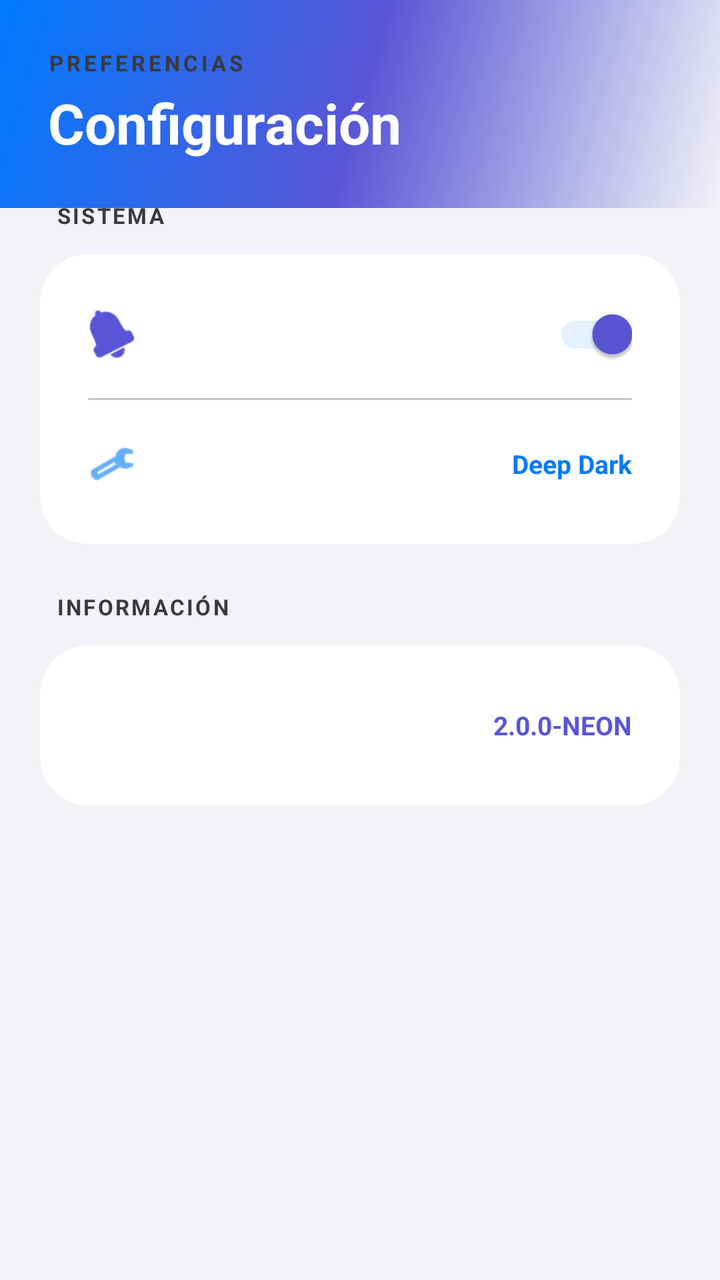
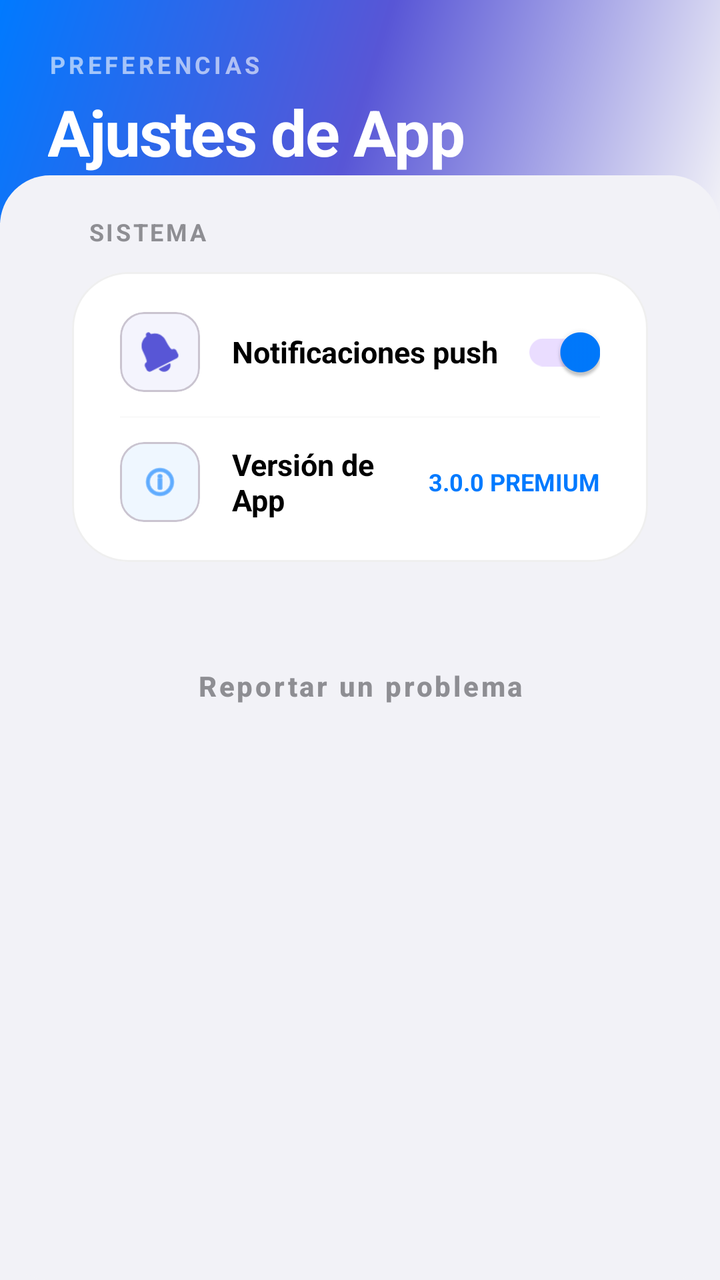

Compare the two renders of this Android layout. The source of the first and the diff that turns it into the second are given below.
<!-- AndroidManifest.xml: application theme Theme.ActividadMenu -->
<!-- res/layout/fragment_config.xml -->
<?xml version="1.0" encoding="utf-8"?>
<androidx.coordinatorlayout.widget.CoordinatorLayout xmlns:android="http://schemas.android.com/apk/res/android"
    xmlns:app="http://schemas.android.com/apk/res-auto"
    android:layout_width="match_parent"
    android:layout_height="match_parent"
    android:background="@color/background">

    <com.google.android.material.appbar.AppBarLayout
        android:layout_width="match_parent"
        android:layout_height="wrap_content"
        android:background="@android:color/transparent"
        app:elevation="0dp">

        <com.google.android.material.appbar.CollapsingToolbarLayout
            android:layout_width="match_parent"
            android:layout_height="wrap_content"
            app:layout_scrollFlags="scroll|exitUntilCollapsed">

            <LinearLayout
                android:layout_width="match_parent"
                android:layout_height="wrap_content"
                android:background="@drawable/header_gradient"
                android:orientation="vertical"
                android:padding="24dp"
                android:paddingTop="64dp"
                android:paddingBottom="32dp">

                <TextView
                    android:layout_width="wrap_content"
                    android:layout_height="wrap_content"
                    android:text="PREFERENCIAS"
                    android:textColor="@color/text_secondary"
                    android:textSize="11sp"
                    android:textStyle="bold"
                    android:letterSpacing="0.15" />

                <TextView
                    android:layout_width="wrap_content"
                    android:layout_height="wrap_content"
                    android:text="Configuración"
                    android:textColor="@color/white"
                    android:textSize="28sp"
                    android:textStyle="bold"
                    android:layout_marginTop="4dp" />

            </LinearLayout>
        </com.google.android.material.appbar.CollapsingToolbarLayout>
    </com.google.android.material.appbar.AppBarLayout>

    <androidx.core.widget.NestedScrollView
        android:layout_width="match_parent"
        android:layout_height="match_parent"
        android:layout_marginTop="-24dp"
        app:layout_behavior="@string/appbar_scrolling_view_behavior">

        <LinearLayout
            android:layout_width="match_parent"
            android:layout_height="wrap_content"
            android:orientation="vertical"
            android:padding="20dp">

            <TextView
                android:layout_width="wrap_content"
                android:layout_height="wrap_content"
                android:text="SISTEMA"
                android:textColor="@color/text_secondary"
                android:textSize="11sp"
                android:textStyle="bold"
                android:letterSpacing="0.1"
                android:layout_marginBottom="12dp"
                android:layout_marginStart="8dp"/>

            <com.google.android.material.card.MaterialCardView
                android:layout_width="match_parent"
                android:layout_height="wrap_content"
                app:cardCornerRadius="24dp"
                app:strokeWidth="1dp"
                app:strokeColor="#1AFFFFFF"
                app:cardBackgroundColor="@color/surface">

                <LinearLayout
                    android:layout_width="match_parent"
                    android:layout_height="wrap_content"
                    android:orientation="vertical"
                    android:padding="8dp">

                    <LinearLayout
                        android:layout_width="match_parent"
                        android:layout_height="64dp"
                        android:paddingHorizontal="16dp"
                        android:gravity="center_vertical">
                        <ImageView 
                            android:layout_width="24dp" 
                            android:layout_height="24dp" 
                            android:src="@android:drawable/ic_popup_reminder" 
                            app:tint="@color/secondary" />
                        <TextView
                            android:layout_width="0dp"
                            android:layout_height="wrap_content"
                            android:layout_weight="1"
                            android:layout_marginStart="16dp"
                            android:text="Notificaciones"
                            android:textColor="@color/white"
                            android:textSize="15sp" />
                        <com.google.android.material.switchmaterial.SwitchMaterial
                            android:layout_width="wrap_content"
                            android:layout_height="wrap_content"
                            android:checked="true"
                            app:thumbTint="@color/secondary"
                            app:trackTint="@color/primary_container" />
                    </LinearLayout>

                    <View android:layout_width="match_parent" android:layout_height="1dp" android:background="@color/divider" android:layout_marginHorizontal="16dp" />

                    <LinearLayout
                        android:layout_width="match_parent"
                        android:layout_height="64dp"
                        android:paddingHorizontal="16dp"
                        android:gravity="center_vertical">
                        <ImageView 
                            android:layout_width="24dp" 
                            android:layout_height="24dp" 
                            android:src="@android:drawable/ic_menu_manage" 
                            app:tint="@color/primary" />
                        <TextView
                            android:layout_width="0dp"
                            android:layout_height="wrap_content"
                            android:layout_weight="1"
                            android:layout_marginStart="16dp"
                            android:text="Modo Oscuro"
                            android:textColor="@color/white"
                            android:textSize="15sp" />
                        <TextView
                            android:layout_width="wrap_content"
                            android:layout_height="wrap_content"
                            android:text="Deep Dark"
                            android:textColor="@color/primary"
                            android:textStyle="bold"
                            android:textSize="13sp" />
                    </LinearLayout>

                </LinearLayout>
            </com.google.android.material.card.MaterialCardView>

            <TextView
                android:layout_width="wrap_content"
                android:layout_height="wrap_content"
                android:text="INFORMACIÓN"
                android:textColor="@color/text_secondary"
                android:textSize="11sp"
                android:textStyle="bold"
                android:letterSpacing="0.1"
                android:layout_marginTop="24dp"
                android:layout_marginBottom="12dp"
                android:layout_marginStart="8dp"/>

            <com.google.android.material.card.MaterialCardView
                android:layout_width="match_parent"
                android:layout_height="wrap_content"
                app:cardCornerRadius="24dp"
                app:strokeWidth="1dp"
                app:strokeColor="#1AFFFFFF"
                app:cardBackgroundColor="@color/surface">

                <LinearLayout
                    android:layout_width="match_parent"
                    android:layout_height="wrap_content"
                    android:orientation="vertical"
                    android:padding="8dp">

                    <LinearLayout
                        android:layout_width="match_parent"
                        android:layout_height="64dp"
                        android:paddingHorizontal="16dp"
                        android:gravity="center_vertical">
                        <TextView
                            android:layout_width="0dp"
                            android:layout_height="wrap_content"
                            android:layout_weight="1"
                            android:text="Versión de App"
                            android:textColor="@color/white"
                            android:textSize="15sp" />
                        <TextView
                            android:layout_width="wrap_content"
                            android:layout_height="wrap_content"
                            android:text="2.0.0-NEON"
                            android:textColor="@color/secondary"
                            android:textStyle="bold"
                            android:textSize="13sp" />
                    </LinearLayout>

                </LinearLayout>
            </com.google.android.material.card.MaterialCardView>

        </LinearLayout>
    </androidx.core.widget.NestedScrollView>

</androidx.coordinatorlayout.widget.CoordinatorLayout>
<!-- resources referenced by this layout -->
<resources>
  <color name="background">#F2F2F7</color>
  <color name="divider">#C6C6C8</color>
  <color name="primary">#007AFF</color>
  <color name="primary_container">#E5F1FF</color>
  <color name="secondary">#5856D6</color>
  <color name="surface">#FFFFFF</color>
  <color name="text_secondary">#3A3A3C</color>
  <color name="white">#FFFFFFFF</color>
  <!-- drawable header_gradient (drawable) -->
  <?xml version="1.0" encoding="utf-8"?>
  <shape xmlns:android="http://schemas.android.com/apk/res/android">
      <gradient
          android:angle="315"
          android:startColor="@color/grad_start"
          android:centerColor="@color/grad_center"
          android:endColor="@color/grad_end"
          android:type="linear" />
  </shape>
  <style name="Theme.ActividadMenu" parent="Base.Theme.ActividadMenu" />
  <color name="grad_start">#007AFF</color>
  <color name="grad_center">#5856D6</color>
  <color name="grad_end">#F2F2F7</color>
  <style name="Base.Theme.ActividadMenu" parent="Theme.Material3.DayNight.NoActionBar">
          <item name="colorPrimary">@color/primary</item>
          <item name="colorPrimaryDark">@color/primary_dark</item>
          <item name="colorOnPrimary">@color/text_on_primary</item>
          
          
          <item name="colorSurface">@color/surface</item>
          <item name="colorSurfaceVariant">@color/surface_variant</item>
          <item name="colorOnSurface">@color/text_primary</item>
          <item name="colorOnSurfaceVariant">@color/text_secondary</item>
          <item name="colorOutline">@color/divider</item>
  
          <item name="android:statusBarColor">@color/primary</item>
          <item name="android:windowLightStatusBar">true</item>
          <item name="android:navigationBarColor">@color/background</item>
      </style>
  <color name="primary_dark">#0056B3</color>
  <color name="text_on_primary">#FFFFFF</color>
  <color name="surface_variant">#E5E5EA</color>
  <color name="text_primary">#000000</color>
</resources>

<!-- the commit's change to res/layout/fragment_config.xml (unified diff, before → after) -->
@@ -11,60 +11,59 @@
         android:background="@android:color/transparent"
         app:elevation="0dp">
 
-        <com.google.android.material.appbar.CollapsingToolbarLayout
+        <LinearLayout
             android:layout_width="match_parent"
             android:layout_height="wrap_content"
-            app:layout_scrollFlags="scroll|exitUntilCollapsed">
+            android:background="@drawable/header_gradient"
+            android:orientation="vertical"
+            android:padding="24dp"
+            android:paddingTop="60dp"
+            android:paddingBottom="40dp">
 
-            <LinearLayout
-                android:layout_width="match_parent"
+            <TextView
+                android:layout_width="wrap_content"
                 android:layout_height="wrap_content"
-                android:background="@drawable/header_gradient"
-                android:orientation="vertical"
-                android:padding="24dp"
-                android:paddingTop="64dp"
-                android:paddingBottom="32dp">
+                android:text="PREFERENCIAS"
+                android:textColor="@color/white"
+                android:alpha="0.6"
+                android:textSize="12sp"
+                android:textStyle="bold"
+                android:letterSpacing="0.15" />
 
-                <TextView
-                    android:layout_width="wrap_content"
-                    android:layout_height="wrap_content"
-                    android:text="PREFERENCIAS"
-                    android:textColor="@color/text_secondary"
-                    android:textSize="11sp"
-                    android:textStyle="bold"
-                    android:letterSpacing="0.15" />
+            <TextView
+                android:layout_width="wrap_content"
+                android:layout_height="wrap_content"
+                android:text="Ajustes de App"
+                android:textColor="@color/white"
+                android:textSize="32sp"
+                android:textStyle="bold"
+                android:layout_marginTop="4dp"
+                android:letterSpacing="-0.02" />
 
-                <TextView
-                    android:layout_width="wrap_content"
-                    android:layout_height="wrap_content"
-                    android:text="Configuración"
-                    android:textColor="@color/white"
-                    android:textSize="28sp"
-                    android:textStyle="bold"
-                    android:layout_marginTop="4dp" />
-
-            </LinearLayout>
-        </com.google.android.material.appbar.CollapsingToolbarLayout>
+        </LinearLayout>
     </com.google.android.material.appbar.AppBarLayout>
 
     <androidx.core.widget.NestedScrollView
         android:layout_width="match_parent"
         android:layout_height="match_parent"
         android:layout_marginTop="-24dp"
+        android:background="@drawable/search_bg"
+        android:backgroundTint="@color/background"
         app:layout_behavior="@string/appbar_scrolling_view_behavior">
 
         <LinearLayout
             android:layout_width="match_parent"
             android:layout_height="wrap_content"
             android:orientation="vertical"
-            android:padding="20dp">
+            android:padding="20dp"
+            android:paddingBottom="100dp">
 
             <TextView
                 android:layout_width="wrap_content"
                 android:layout_height="wrap_content"
                 android:text="SISTEMA"
-                android:textColor="@color/text_secondary"
-                android:textSize="11sp"
+                android:textColor="@color/text_hint"
+                android:textSize="12sp"
                 android:textStyle="bold"
                 android:letterSpacing="0.1"
                 android:layout_marginBottom="12dp"
@@ -73,9 +72,10 @@
             <com.google.android.material.card.MaterialCardView
                 android:layout_width="match_parent"
                 android:layout_height="wrap_content"
-                app:cardCornerRadius="24dp"
+                app:cardCornerRadius="28dp"
+                app:cardElevation="0dp"
                 app:strokeWidth="1dp"
-                app:strokeColor="#1AFFFFFF"
+                app:strokeColor="#10000000"
                 app:cardBackgroundColor="@color/surface">
 
                 <LinearLayout
@@ -84,113 +84,94 @@
                     android:orientation="vertical"
                     android:padding="8dp">
 
+                    
+                    <LinearLayout
+                        android:layout_width="match_parent"
+                        android:layout_height="64dp"
+                        android:paddingHorizontal="16dp"
+                        android:gravity="center_vertical"
+                        android:background="?attr/selectableItemBackground"
+                        android:clickable="true">
+                        <com.google.android.material.card.MaterialCardView
+                            android:layout_width="40dp"
+                            android:layout_height="40dp"
+                            app:cardCornerRadius="12dp"
+                            app:cardElevation="0dp"
+                            app:cardBackgroundColor="#105856D6">
+                            <ImageView 
+                                android:layout_width="20dp" 
+                                android:layout_height="20dp" 
+                                android:layout_gravity="center"
+                                android:src="@android:drawable/ic_popup_reminder" 
+                                app:tint="@color/secondary" />
+                        </com.google.android.material.card.MaterialCardView>
+                        <TextView
+                            android:layout_width="0dp"
+                            android:layout_height="wrap_content"
+                            android:layout_weight="1"
+                            android:layout_marginStart="16dp"
+                            android:text="Notificaciones push"
+                            android:textColor="?attr/colorOnSurface"
+                            android:textSize="15sp"
+                            android:textStyle="bold" />
+                        <com.google.android.material.switchmaterial.SwitchMaterial
+                            android:layout_width="wrap_content"
+                            android:layout_height="wrap_content"
+                            android:checked="true" />
+                    </LinearLayout>
+
+                    <View android:layout_width="match_parent" android:layout_height="1dp" android:background="#05000000" android:layout_marginHorizontal="16dp" />
+
+                    
                     <LinearLayout
                         android:layout_width="match_parent"
                         android:layout_height="64dp"
                         android:paddingHorizontal="16dp"
                         android:gravity="center_vertical">
-                        <ImageView 
-                            android:layout_width="24dp" 
-                            android:layout_height="24dp" 
-                            android:src="@android:drawable/ic_popup_reminder" 
-                            app:tint="@color/secondary" />
+                        <com.google.android.material.card.MaterialCardView
+                            android:layout_width="40dp"
+                            android:layout_height="40dp"
+                            app:cardCornerRadius="12dp"
+                            app:cardElevation="0dp"
+                            app:cardBackgroundColor="#10007AFF">
+                            <ImageView 
+                                android:layout_width="20dp" 
+                                android:layout_height="20dp" 
+                                android:layout_gravity="center"
+                                android:src="@android:drawable/ic_menu_info_details" 
+                                app:tint="@color/primary" />
+                        </com.google.android.material.card.MaterialCardView>
                         <TextView
                             android:layout_width="0dp"
                             android:layout_height="wrap_content"
                             android:layout_weight="1"
                             android:layout_marginStart="16dp"
-                            android:text="Notificaciones"
-                            android:textColor="@color/white"
-                            android:textSize="15sp" />
-                        <com.google.android.material.switchmaterial.SwitchMaterial
-                            android:layout_width="wrap_content"
-                            android:layout_height="wrap_content"
-                            android:checked="true"
-                            app:thumbTint="@color/secondary"
-                            app:trackTint="@color/primary_container" />
-                    </LinearLayout>
-
-                    <View android:layout_width="match_parent" android:layout_height="1dp" android:background="@color/divider" android:layout_marginHorizontal="16dp" />
-
-                    <LinearLayout
-                        android:layout_width="match_parent"
-                        android:layout_height="64dp"
-                        android:paddingHorizontal="16dp"
-                        android:gravity="center_vertical">
-                        <ImageView 
-                            android:layout_width="24dp" 
-                            android:layout_height="24dp" 
-                            android:src="@android:drawable/ic_menu_manage" 
-                            app:tint="@color/primary" />
-                        <TextView
-                            android:layout_width="0dp"
-                            android:layout_height="wrap_content"
-                            android:layout_weight="1"
-                            android:layout_marginStart="16dp"
-                            android:text="Modo Oscuro"
-                            android:textColor="@color/white"
-                            android:textSize="15sp" />
+                            android:text="Versión de App"
+                            android:textColor="?attr/colorOnSurface"
+                            android:textSize="15sp"
+                            android:textStyle="bold" />
                         <TextView
                             android:layout_width="wrap_content"
                             android:layout_height="wrap_content"
-                            android:text="Deep Dark"
+                            android:text="3.0.0 PREMIUM"
                             android:textColor="@color/primary"
                             android:textStyle="bold"
-                            android:textSize="13sp" />
+                            android:textSize="12sp" />
                     </LinearLayout>
 
                 </LinearLayout>
             </com.google.android.material.card.MaterialCardView>
 
-            <TextView
-                android:layout_width="wrap_content"
-                android:layout_height="wrap_content"
-                android:text="INFORMACIÓN"
-                android:textColor="@color/text_secondary"
-                android:textSize="11sp"
+            <com.google.android.material.button.MaterialButton
+                android:layout_width="match_parent"
+                android:layout_height="60dp"
+                android:layout_marginTop="32dp"
+                android:text="Reportar un problema"
+                android:textAllCaps="false"
                 android:textStyle="bold"
-                android:letterSpacing="0.1"
-                android:layout_marginTop="24dp"
-                android:layout_marginBottom="12dp"
-                android:layout_marginStart="8dp"/>
-
-            <com.google.android.material.card.MaterialCardView
-                android:layout_width="match_parent"
-                android:layout_height="wrap_content"
-                app:cardCornerRadius="24dp"
-                app:strokeWidth="1dp"
-                app:strokeColor="#1AFFFFFF"
-                app:cardBackgroundColor="@color/surface">
-
-                <LinearLayout
-                    android:layout_width="match_parent"
-                    android:layout_height="wrap_content"
-                    android:orientation="vertical"
-                    android:padding="8dp">
-
-                    <LinearLayout
-                        android:layout_width="match_parent"
-                        android:layout_height="64dp"
-                        android:paddingHorizontal="16dp"
-                        android:gravity="center_vertical">
-                        <TextView
-                            android:layout_width="0dp"
-                            android:layout_height="wrap_content"
-                            android:layout_weight="1"
-                            android:text="Versión de App"
-                            android:textColor="@color/white"
-                            android:textSize="15sp" />
-                        <TextView
-                            android:layout_width="wrap_content"
-                            android:layout_height="wrap_content"
-                            android:text="2.0.0-NEON"
-                            android:textColor="@color/secondary"
-                            android:textStyle="bold"
-                            android:textSize="13sp" />
-                    </LinearLayout>
-
-                </LinearLayout>
-            </com.google.android.material.card.MaterialCardView>
+                android:textColor="@color/text_hint"
+                style="@style/Widget.MaterialComponents.Button.TextButton"
+                app:cornerRadius="20dp" />
 
         </LinearLayout>
     </androidx.core.widget.NestedScrollView>
<!-- resource entries referenced after the edit -->
@@ -3,9 +3,9 @@
   <color name="background">#F2F2F7</color>
   <color name="divider">#C6C6C8</color>
   <color name="primary">#007AFF</color>
-  <color name="primary_container">#E5F1FF</color>
   <color name="secondary">#5856D6</color>
   <color name="surface">#FFFFFF</color>
+  <color name="text_hint">#8E8E93</color>
   <color name="text_secondary">#3A3A3C</color>
   <color name="white">#FFFFFFFF</color>
   <!-- drawable header_gradient (drawable) -->
@@ -18,6 +18,13 @@
           android:endColor="@color/grad_end"
           android:type="linear" />
   </shape>
+  <!-- drawable search_bg (drawable) -->
+  <?xml version="1.0" encoding="utf-8"?>
+  <shape xmlns:android="http://schemas.android.com/apk/res/android">
+      <solid android:color="@color/white" />
+      <corners android:radius="25dp" />
+      <padding android:left="16dp" android:right="16dp" />
+  </shape>
   <style name="Theme.ActividadMenu" parent="Base.Theme.ActividadMenu" />
   <color name="grad_start">#007AFF</color>
   <color name="grad_center">#5856D6</color>
@@ -26,14 +33,11 @@
           <item name="colorPrimary">@color/primary</item>
           <item name="colorPrimaryDark">@color/primary_dark</item>
           <item name="colorOnPrimary">@color/text_on_primary</item>
-          
-          
           <item name="colorSurface">@color/surface</item>
           <item name="colorSurfaceVariant">@color/surface_variant</item>
           <item name="colorOnSurface">@color/text_primary</item>
           <item name="colorOnSurfaceVariant">@color/text_secondary</item>
           <item name="colorOutline">@color/divider</item>
-  
           <item name="android:statusBarColor">@color/primary</item>
           <item name="android:windowLightStatusBar">true</item>
           <item name="android:navigationBarColor">@color/background</item>
